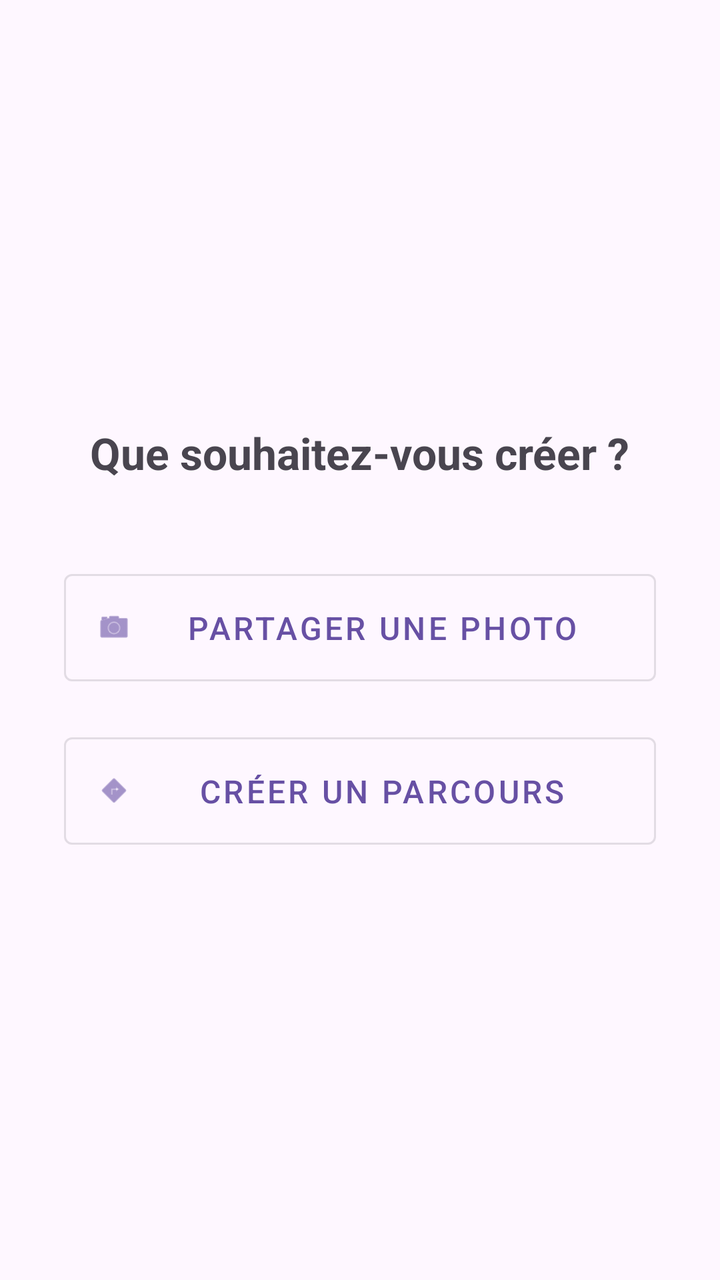
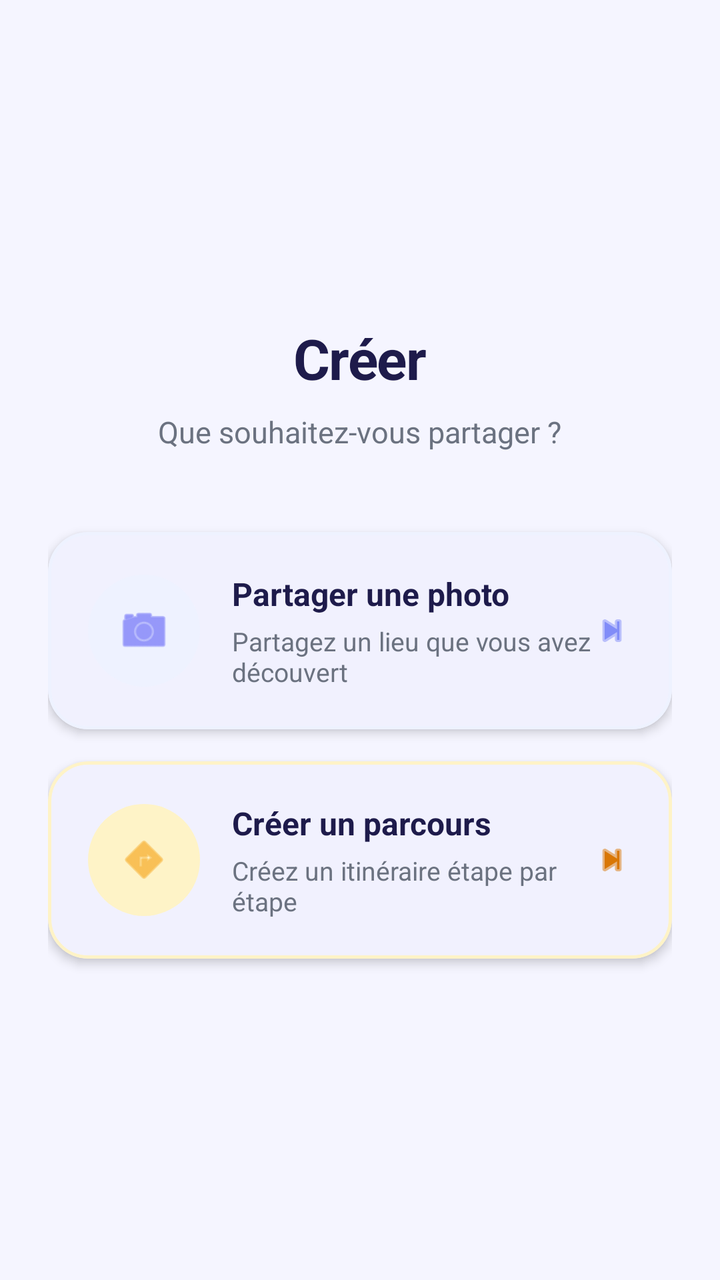

Screens rendered from an Android XML layout before and after an edit, with the pre-edit source and the edit as a unified diff.
<!-- AndroidManifest.xml: application theme Theme.Traveling -->
<!-- res/layout/fragment_create.xml -->
<?xml version="1.0" encoding="utf-8"?>
<LinearLayout xmlns:android="http://schemas.android.com/apk/res/android"
    xmlns:app="http://schemas.android.com/apk/res-auto"
    android:layout_width="match_parent"
    android:layout_height="match_parent"
    android:orientation="vertical"
    android:gravity="center"
    android:padding="32dp">

    <TextView
        android:layout_width="wrap_content"
        android:layout_height="wrap_content"
        android:text="Que souhaitez-vous créer ?"
        android:textSize="22sp"
        android:textStyle="bold"
        android:layout_marginBottom="40dp" />

    
    <com.google.android.material.button.MaterialButton
        android:id="@+id/btn_share_photo"
        android:layout_width="match_parent"
        android:layout_height="wrap_content"
        android:text="Partager une photo"
        android:textSize="16sp"
        app:icon="@android:drawable/ic_menu_camera"
        app:iconGravity="start"
        style="@style/Widget.MaterialComponents.Button.OutlinedButton"
        android:layout_marginBottom="16dp"
        android:padding="16dp" />

    
    <com.google.android.material.button.MaterialButton
        android:id="@+id/btn_create_path"
        android:layout_width="match_parent"
        android:layout_height="wrap_content"
        android:text="Créer un parcours"
        android:textSize="16sp"
        app:icon="@android:drawable/ic_menu_directions"
        app:iconGravity="start"
        style="@style/Widget.MaterialComponents.Button.OutlinedButton"
        android:padding="16dp" />

</LinearLayout>
<!-- resources referenced by this layout -->
<resources>
  <style name="Theme.Traveling" parent="Base.Theme.Traveling" />
  <style name="Base.Theme.Traveling" parent="Theme.Material3.DayNight.NoActionBar">
          
          
      </style>
</resources>

<!-- the commit's change to res/layout/fragment_create.xml (unified diff, before → after) -->
@@ -5,39 +5,169 @@
     android:layout_height="match_parent"
     android:orientation="vertical"
     android:gravity="center"
-    android:padding="32dp">
+    android:background="@color/colorBackground"
+    android:padding="24dp">
+
+    
+    <TextView
+        android:layout_width="wrap_content"
+        android:layout_height="wrap_content"
+        android:text="Créer"
+        android:textSize="28sp"
+        android:textStyle="bold"
+        android:textColor="@color/colorTextPrimary"
+        android:letterSpacing="-0.02"
+        android:layout_marginBottom="8dp" />
 
     <TextView
         android:layout_width="wrap_content"
         android:layout_height="wrap_content"
-        android:text="Que souhaitez-vous créer ?"
-        android:textSize="22sp"
-        android:textStyle="bold"
+        android:text="Que souhaitez-vous partager ?"
+        android:textSize="15sp"
+        android:textColor="@color/colorTextSecondary"
         android:layout_marginBottom="40dp" />
 
     
-    <com.google.android.material.button.MaterialButton
+    <com.google.android.material.card.MaterialCardView
         android:id="@+id/btn_share_photo"
         android:layout_width="match_parent"
         android:layout_height="wrap_content"
-        android:text="Partager une photo"
-        android:textSize="16sp"
-        app:icon="@android:drawable/ic_menu_camera"
-        app:iconGravity="start"
-        style="@style/Widget.MaterialComponents.Button.OutlinedButton"
         android:layout_marginBottom="16dp"
-        android:padding="16dp" />
+        android:clickable="true"
+        android:focusable="true"
+        app:cardCornerRadius="20dp"
+        app:cardElevation="3dp"
+        app:strokeWidth="1.5dp"
+        app:strokeColor="@color/colorPrimaryLight"
+        app:cardBackgroundColor="@color/colorSurface">
+
+        <LinearLayout
+            android:layout_width="match_parent"
+            android:layout_height="wrap_content"
+            android:orientation="horizontal"
+            android:gravity="center_vertical"
+            android:padding="20dp">
+
+            
+            <LinearLayout
+                android:layout_width="56dp"
+                android:layout_height="56dp"
+                android:gravity="center"
+                android:background="@drawable/bg_icon_circle">
+
+                <ImageView
+                    android:layout_width="28dp"
+                    android:layout_height="28dp"
+                    android:src="@android:drawable/ic_menu_camera"
+                    app:tint="@color/colorPrimary"
+                    android:contentDescription="@null" />
+
+            </LinearLayout>
+
+            <LinearLayout
+                android:layout_width="0dp"
+                android:layout_height="wrap_content"
+                android:layout_weight="1"
+                android:orientation="vertical"
+                android:layout_marginStart="16dp">
+
+                <TextView
+                    android:layout_width="wrap_content"
+                    android:layout_height="wrap_content"
+                    android:text="Partager une photo"
+                    android:textSize="16sp"
+                    android:textStyle="bold"
+                    android:textColor="@color/colorTextPrimary" />
+
+                <TextView
+                    android:layout_width="wrap_content"
+                    android:layout_height="wrap_content"
+                    android:layout_marginTop="4dp"
+                    android:text="Partagez un lieu que vous avez découvert"
+                    android:textSize="13sp"
+                    android:textColor="@color/colorTextSecondary" />
+
+            </LinearLayout>
+
+            <ImageView
+                android:layout_width="20dp"
+                android:layout_height="20dp"
+                android:src="@android:drawable/ic_media_next"
+                app:tint="@color/colorPrimaryMedium"
+                android:contentDescription="@null" />
+
+        </LinearLayout>
+    </com.google.android.material.card.MaterialCardView>
 
     
-    <com.google.android.material.button.MaterialButton
+    <com.google.android.material.card.MaterialCardView
         android:id="@+id/btn_create_path"
         android:layout_width="match_parent"
         android:layout_height="wrap_content"
-        android:text="Créer un parcours"
-        android:textSize="16sp"
-        app:icon="@android:drawable/ic_menu_directions"
-        app:iconGravity="start"
-        style="@style/Widget.MaterialComponents.Button.OutlinedButton"
-        android:padding="16dp" />
+        android:clickable="true"
+        android:focusable="true"
+        app:cardCornerRadius="20dp"
+        app:cardElevation="3dp"
+        app:strokeWidth="1.5dp"
+        app:strokeColor="@color/colorAccentLight"
+        app:cardBackgroundColor="@color/colorSurface">
+
+        <LinearLayout
+            android:layout_width="match_parent"
+            android:layout_height="wrap_content"
+            android:orientation="horizontal"
+            android:gravity="center_vertical"
+            android:padding="20dp">
+
+            
+            <LinearLayout
+                android:layout_width="56dp"
+                android:layout_height="56dp"
+                android:gravity="center"
+                android:background="@drawable/bg_icon_circle_amber">
+
+                <ImageView
+                    android:layout_width="28dp"
+                    android:layout_height="28dp"
+                    android:src="@android:drawable/ic_menu_directions"
+                    app:tint="@color/colorAccent"
+                    android:contentDescription="@null" />
+
+            </LinearLayout>
+
+            <LinearLayout
+                android:layout_width="0dp"
+                android:layout_height="wrap_content"
+                android:layout_weight="1"
+                android:orientation="vertical"
+                android:layout_marginStart="16dp">
+
+                <TextView
+                    android:layout_width="wrap_content"
+                    android:layout_height="wrap_content"
+                    android:text="Créer un parcours"
+                    android:textSize="16sp"
+                    android:textStyle="bold"
+                    android:textColor="@color/colorTextPrimary" />
+
+                <TextView
+                    android:layout_width="wrap_content"
+                    android:layout_height="wrap_content"
+                    android:layout_marginTop="4dp"
+                    android:text="Créez un itinéraire étape par étape"
+                    android:textSize="13sp"
+                    android:textColor="@color/colorTextSecondary" />
+
+            </LinearLayout>
+
+            <ImageView
+                android:layout_width="20dp"
+                android:layout_height="20dp"
+                android:src="@android:drawable/ic_media_next"
+                app:tint="@color/colorAccentDark"
+                android:contentDescription="@null" />
+
+        </LinearLayout>
+    </com.google.android.material.card.MaterialCardView>
 
 </LinearLayout>
<!-- resource entries referenced after the edit -->
@@ -1,9 +1,50 @@
 <!-- resources referenced by this layout -->
 <resources>
+  <color name="colorAccent">#F59E0B</color>
+  <color name="colorAccentDark">#D97706</color>
+  <color name="colorAccentLight">#FEF3C7</color>
+  <color name="colorBackground">#F5F5FF</color>
+  <color name="colorPrimary">#5B5CF6</color>
+  <color name="colorPrimaryLight">#EEF2FF</color>
+  <color name="colorPrimaryMedium">#818CF8</color>
+  <color name="colorSurface">#FFFFFF</color>
+  <color name="colorTextPrimary">#1E1B4B</color>
+  <color name="colorTextSecondary">#6B7280</color>
+  <!-- drawable bg_icon_circle (drawable) -->
+  <?xml version="1.0" encoding="utf-8"?>
+  <shape xmlns:android="http://schemas.android.com/apk/res/android"
+      android:shape="oval">
+      <solid android:color="@color/colorPrimaryLight" />
+  </shape>
+  <!-- drawable bg_icon_circle_amber (drawable) -->
+  <?xml version="1.0" encoding="utf-8"?>
+  <shape xmlns:android="http://schemas.android.com/apk/res/android"
+      android:shape="oval">
+      <solid android:color="@color/colorAccentLight" />
+  </shape>
   <style name="Theme.Traveling" parent="Base.Theme.Traveling" />
   <style name="Base.Theme.Traveling" parent="Theme.Material3.DayNight.NoActionBar">
-          
-          
+          <item name="colorPrimary">@color/colorPrimary</item>
+          <item name="colorOnPrimary">@color/white</item>
+          <item name="colorPrimaryContainer">@color/colorPrimaryLight</item>
+          <item name="colorOnPrimaryContainer">@color/colorPrimaryDark</item>
+          <item name="colorSecondary">@color/colorSecondary</item>
+          <item name="colorOnSecondary">@color/white</item>
+          <item name="colorSecondaryContainer">@color/colorAccentLight</item>
+          <item name="colorOnSecondaryContainer">@color/colorAccentDark</item>
+          <item name="android:colorBackground">@color/colorBackground</item>
+          <item name="colorSurface">@color/colorSurface</item>
+          <item name="colorOnSurface">@color/colorTextPrimary</item>
+          <item name="colorOnSurfaceVariant">@color/colorTextSecondary</item>
+          <item name="colorError">@color/colorError</item>
+          <item name="colorOutline">@color/colorDivider</item>
+          <item name="android:statusBarColor">@color/colorPrimaryDark</item>
+          <item name="android:navigationBarColor">@color/colorSurface</item>
       </style>
+  <color name="white">#FFFFFFFF</color>
+  <color name="colorPrimaryDark">#4338CA</color>
+  <color name="colorSecondary">#F59E0B</color>
+  <color name="colorError">#EF4444</color>
+  <color name="colorDivider">#E5E7EB</color>
 </resources>
 
